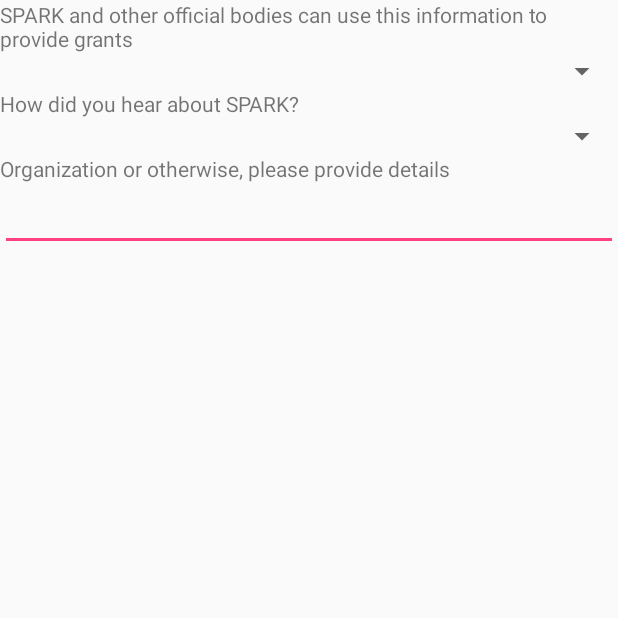
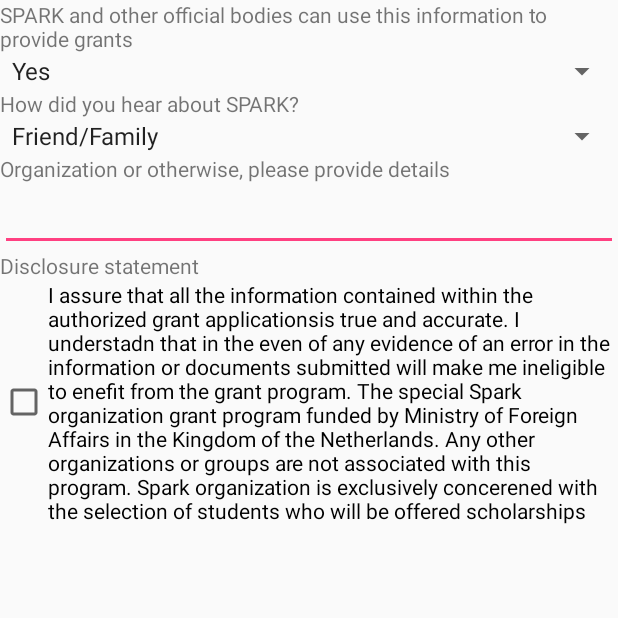
Before and after one commit to minakhan01/spark, an Android app: the fragment RecordAndSendFragment shown on its own in the app's theme, on a phone screen of 412 x 824 dp, the top half of it. Run offline under Robolectric (Android 15) with nearby library versions, the phone set to English and light mode, and no system bars; our stand-ins replace androidx.preference.

Commit message:
setup all fragments

```diff
--- a/app/src/main/java/com/spark/spark/RecordAndSendFragment.java
+++ b/app/src/main/java/com/spark/spark/RecordAndSendFragment.java
@@ -2,19 +2,59 @@ package com.spark.spark;
 
 import android.os.Bundle;
 import android.support.v4.app.Fragment;
+import android.support.v7.preference.PreferenceFragmentCompat;
 import android.view.LayoutInflater;
 import android.view.View;
 import android.view.ViewGroup;
+import android.widget.ArrayAdapter;
+import android.widget.CheckBox;
+import android.widget.CompoundButton;
+import android.widget.EditText;
+import android.widget.Spinner;
 
 /**
  * Created by khan32m on 4/23/16.
  */
-public class RecordAndSendFragment extends Fragment {
+public class RecordAndSendFragment extends PreferenceFragmentCompat {
+
+  private Spinner mSparkConsent;
+  private Spinner mHearAboutSpark;
+  private EditText mOtherOrgDetails;
+  private CheckBox mDisclosureCheckbox;
+
+  @Override
+  public void onCreatePreferences(Bundle bundle, String s) {
+
+  }
+
   @Override
   public View onCreateView(LayoutInflater inflater, ViewGroup container,
                            Bundle savedInstanceState) {
     View view = null;
     view = inflater.inflate(R.layout.fragment_record_and_send, container, false);
+
+    ArrayAdapter<CharSequence> yesNoAdapter = ArrayAdapter.createFromResource(getActivity(), R.array.yes_no, android.R.layout.simple_spinner_item);
+    yesNoAdapter.setDropDownViewResource(android.R.layout.simple_spinner_dropdown_item);
+
+    mSparkConsent = (Spinner) view.findViewById(R.id.spark_provide_grants_input);
+    mSparkConsent.setAdapter(yesNoAdapter);
+
+    ArrayAdapter<CharSequence> hearAboutUsAdapter = ArrayAdapter.createFromResource(getActivity(), R.array.hear_about_spark, android.R.layout.simple_spinner_item);
+    hearAboutUsAdapter.setDropDownViewResource(android.R.layout.simple_spinner_dropdown_item);
+
+    mHearAboutSpark = (Spinner) view.findViewById(R.id.how_did_you_hear_input);
+    mHearAboutSpark.setAdapter(hearAboutUsAdapter);
+
+    mOtherOrgDetails = (EditText) view.findViewById(R.id.organization_otherwise_details_input);
+
+    mDisclosureCheckbox = (CheckBox) view.findViewById(R.id.disclosure_checkbox);
+    mDisclosureCheckbox.setOnCheckedChangeListener(new CompoundButton.OnCheckedChangeListener() {
+      @Override
+      public void onCheckedChanged(CompoundButton buttonView, boolean isChecked) {
+
+      }
+    });
+
     return view;
   }
 }
--- a/app/src/main/res/layout/fragment_record_and_send.xml
+++ b/app/src/main/res/layout/fragment_record_and_send.xml
@@ -29,4 +29,14 @@
     android:layout_width="match_parent"
     android:layout_height="wrap_content"
     android:id="@+id/organization_otherwise_details_input"/>
+
+  <TextView
+    android:layout_width="match_parent"
+    android:layout_height="wrap_content"
+    android:text="@string/disclosure_statement_field"/>
+  <CheckBox
+    android:layout_width="match_parent"
+    android:layout_height="wrap_content"
+    android:text="@string/disclosure_statement_text"
+    android:id="@+id/disclosure_checkbox"/>
 </LinearLayout>
```
Also changed, not shown: app/src/main/java/com/spark/spark/FieldStudiesFragment.java (+56 -1 lines), app/src/main/java/com/spark/spark/StimulusFragment.java (+33 -1 lines), app/src/main/java/com/spark/spark/PreviousExperienceFragment.java (line endings or trailing spaces).
